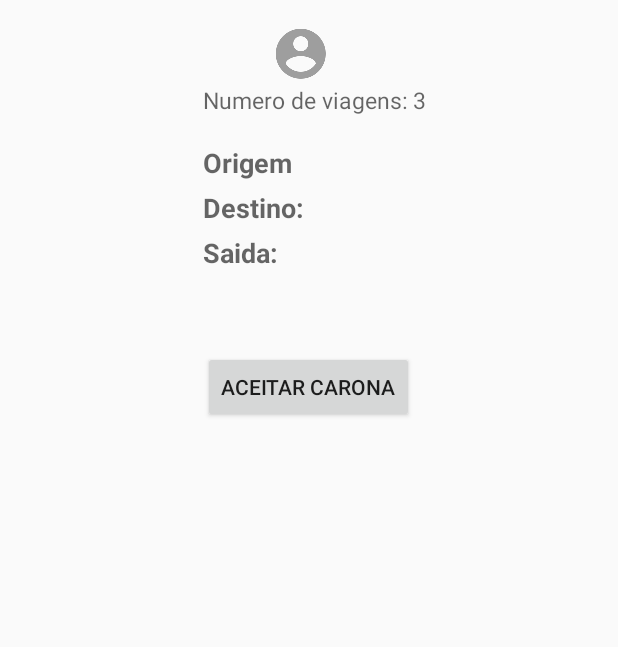
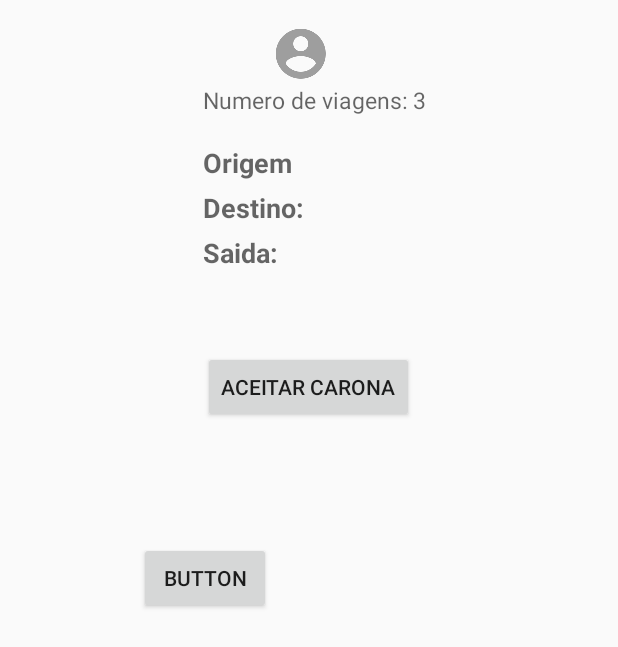
Before and after one commit to WagnerFLL/CaronasApp, an Android app: the layout activity_post_detail.xml on its own in the app's theme, with its tools: preview values and no code run, on a phone screen of 412 x 824 dp. Shown: the top 647 px of the screen. Run offline under Robolectric (Android 15) with nearby library versions, the phone set to English and light mode, and no system bars.

Commit message:
Add files via upload

```diff
--- a/app/src/main/res/layout/activity_post_detail.xml
+++ b/app/src/main/res/layout/activity_post_detail.xml
@@ -107,5 +107,15 @@
         android:layout_below="@+id/textView"
         android:layout_centerHorizontal="true" />
 
+    <Button
+        android:text="Button"
+        android:layout_width="wrap_content"
+        android:layout_height="wrap_content"
+        android:layout_marginTop="79dp"
+        android:id="@+id/shareID"
+        android:layout_below="@+id/accept_ride"
+        android:layout_toLeftOf="@+id/post_author_layout"
+        android:layout_toStartOf="@+id/post_author_layout" />
+
 
 </RelativeLayout>
```
